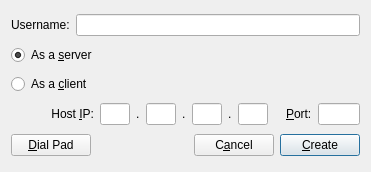
This is connectdialog.ui in equation314/Gomoku as Qt 5 draws it before an edit. The edited form follows.
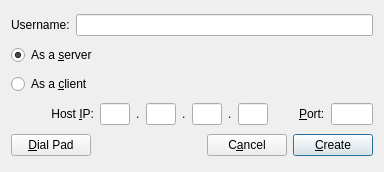
This is the edited form.

Commit message: Change function GetLocalIp(), change font, change hint

The edit to the form file:
```diff
--- a/connectdialog.ui
+++ b/connectdialog.ui
@@ -6,7 +6,7 @@
    <rect>
     <x>0</x>
     <y>0</y>
-    <width>371</width>
+    <width>384</width>
     <height>172</height>
    </rect>
   </property>
@@ -19,6 +19,12 @@
   <property name="windowTitle">
    <string>Choose Identity</string>
   </property>
+  <property name="styleSheet">
+   <string notr="true">QWidget
+{
+	font-family: &quot;微软雅黑&quot;;
+}</string>
+  </property>
   <layout class="QGridLayout" name="gridLayout">
    <item row="0" column="0">
     <widget class="QLabel" name="label_6">
```
The commit also changes 3 other files.
